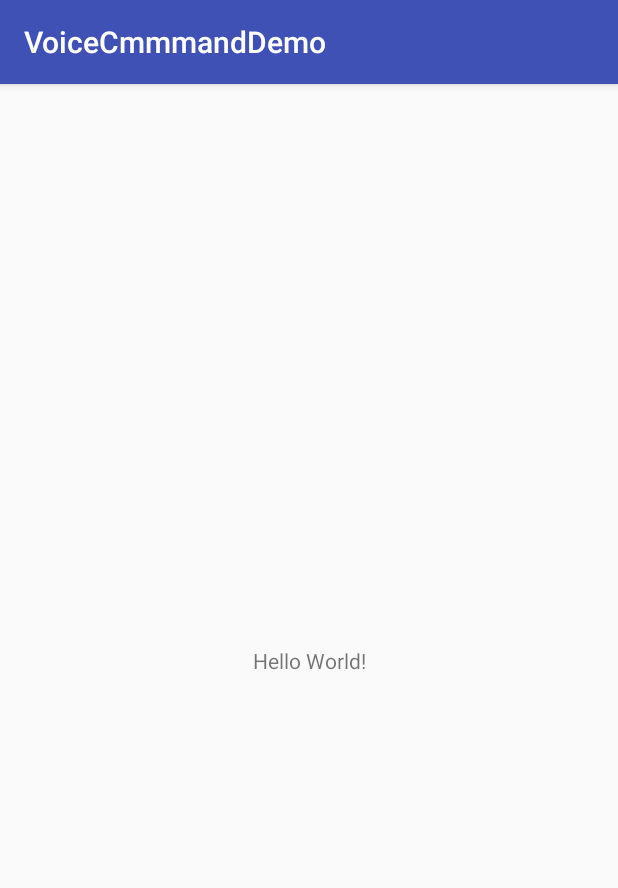
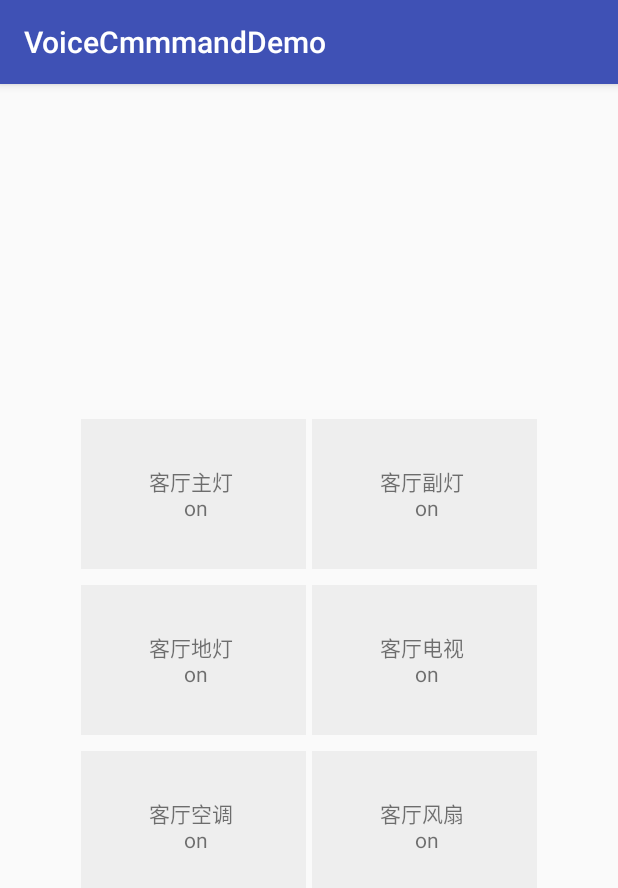
Before and after one commit to liuzhy520/voiceCommandDemo, an Android app: the screen it shows after launch (MainActivityActivity), on a phone screen of 412 x 824 dp. Shown: the top 888 px of the screen. Run offline under Robolectric (Android 15) with nearby library versions, the phone set to English and light mode, and no system bars.

Commit message:
simple UI done

```diff
--- a/app/src/main/res/layout/main_activity.xml
+++ b/app/src/main/res/layout/main_activity.xml
@@ -1,18 +1,102 @@
 <?xml version="1.0" encoding="utf-8"?>
-<android.support.constraint.ConstraintLayout xmlns:android="http://schemas.android.com/apk/res/android"
+<LinearLayout
+    xmlns:android="http://schemas.android.com/apk/res/android"
+    xmlns:tools="http://schemas.android.com/tools"
     xmlns:app="http://schemas.android.com/apk/res-auto"
-    xmlns:tools="http://schemas.android.com/tools"
     android:layout_width="match_parent"
     android:layout_height="match_parent"
-    tools:context=".MainActivityActivity">
+    tools:context=".MainActivityActivity"
+    android:orientation="vertical"
 
-    <TextView
+    android:gravity="center"
+    >
+
+    <LinearLayout
         android:layout_width="wrap_content"
         android:layout_height="wrap_content"
-        android:text="Hello World!"
-        app:layout_constraintBottom_toBottomOf="parent"
-        app:layout_constraintLeft_toLeftOf="parent"
-        app:layout_constraintRight_toRightOf="parent"
-        app:layout_constraintTop_toTopOf="parent" />
+        android:orientation="horizontal"
+        android:gravity="center"
+        android:padding="5dp"
+        >
+        <TextView
+            android:layout_width="150dp"
+            android:layout_height="100dp"
+            android:text="客厅主灯 \n on"
+            android:textAlignment="center"
+            android:gravity="center"
+            android:layout_marginRight="2dp"
+            android:background="@color/_eeeeee"
+            />
 
-</android.support.constraint.ConstraintLayout>
+        <TextView
+            android:layout_width="150dp"
+            android:layout_height="100dp"
+            android:text="客厅副灯 \n on"
+            android:textAlignment="center"
+            android:gravity="center"
+            android:layout_marginLeft="2dp"
+            android:background="@color/_eeeeee"
+            />
+
+    </LinearLayout>
+
+    <LinearLayout
+        android:layout_width="wrap_content"
+        android:layout_height="wrap_content"
+        android:orientation="horizontal"
+        android:gravity="center"
+        android:padding="5dp"
+        >
+        <TextView
+            android:layout_width="150dp"
+            android:layout_height="100dp"
+            android:text="客厅地灯 \n on"
+            android:textAlignment="center"
+            android:gravity="center"
+            android:layout_marginRight="2dp"
+            android:background="@color/_eeeeee"
+            />
+
+        <TextView
+            android:layout_width="150dp"
+            android:layout_height="100dp"
+            android:text="客厅电视 \n on"
+            android:textAlignment="center"
+            android:gravity="center"
+            android:layout_marginLeft="2dp"
+            android:background="@color/_eeeeee"
+            />
+
+    </LinearLayout>
+
+    <LinearLayout
+        android:layout_width="wrap_content"
+        android:layout_height="wrap_content"
+        android:orientation="horizontal"
+        android:gravity="center"
+        android:padding="5dp"
+        >
+        <TextView
+            android:layout_width="150dp"
+            android:layout_height="100dp"
+            android:text="客厅空调 \n on"
+            android:textAlignment="center"
+            android:gravity="center"
+            android:layout_marginRight="2dp"
+            android:background="@color/_eeeeee"
+            />
+
+        <TextView
+            android:layout_width="150dp"
+            android:layout_height="100dp"
+            android:text="客厅风扇 \n on"
+            android:textAlignment="center"
+            android:gravity="center"
+            android:layout_marginLeft="2dp"
+            android:background="@color/_eeeeee"
+            />
+
+    </LinearLayout>
+
+
+</LinearLayout>
--- a/app/src/main/res/values/colors.xml
+++ b/app/src/main/res/values/colors.xml
@@ -3,4 +3,5 @@
     <color name="colorPrimary">#3F51B5</color>
     <color name="colorPrimaryDark">#303F9F</color>
     <color name="colorAccent">#FF4081</color>
+    <color name="_eeeeee">#eeeeee</color>
 </resources>
```
